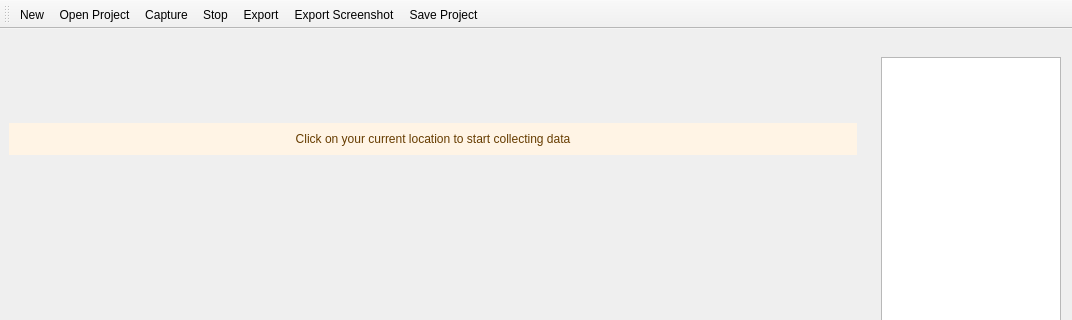
Before: the Qt Designer form wifi_UI.ui in CarmelPrn/WiFi_Heatmap_Tool, drawn with Qt 5; both pictures show x 0 to 1072 and y 0 to 320 of the 1072 by 692 pixel window.
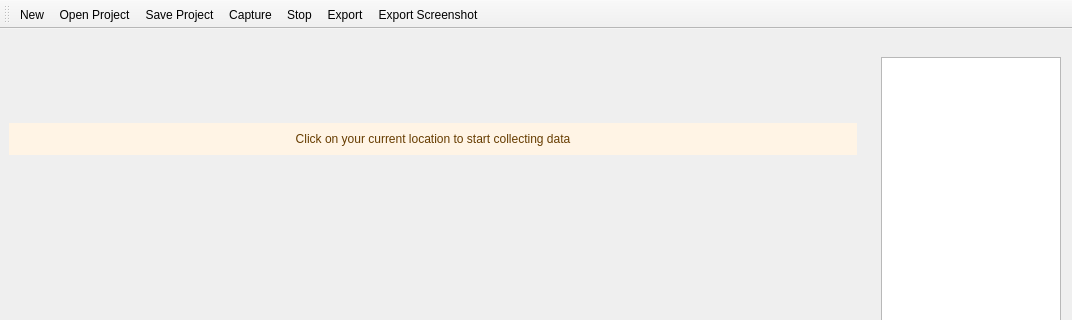
After: the same form once the commit is applied. Icons and pictures are not drawn. Custom widgets are drawn as their Qt base class.

```diff
--- a/wifi_UI.ui
+++ b/wifi_UI.ui
@@ -68,11 +68,11 @@
    </attribute>
    <addaction name="actionNew"/>
    <addaction name="actionOpenProject"/>
+   <addaction name="actionSaveProject"/>
    <addaction name="actionCapture"/>
    <addaction name="actionStop"/>
    <addaction name="actionExport"/>
    <addaction name="actionExportScreenshot"/>
-   <addaction name="actionSaveProject"/>
   </widget>
   <widget class="QDockWidget" name="dockWidgetSSID">
    <property name="minimumSize">
```
